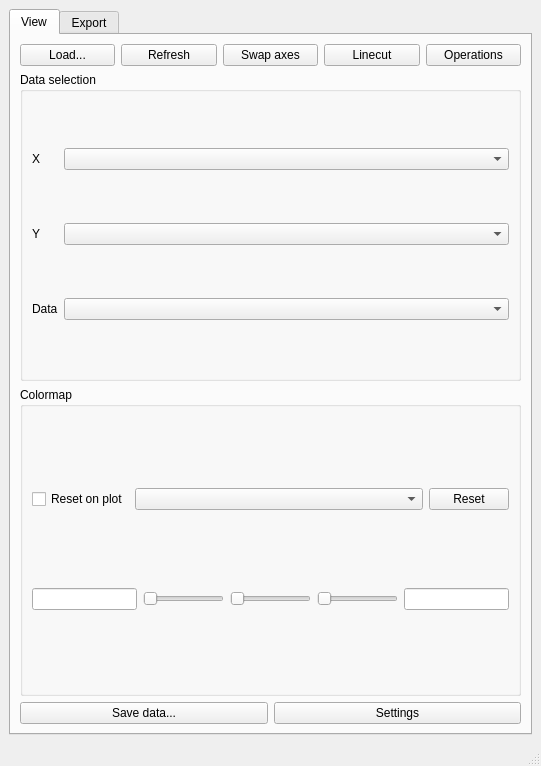
Before: the Qt Designer form qtplot/ui/main.ui in Rubenknex/qtplot, drawn with Qt 5.
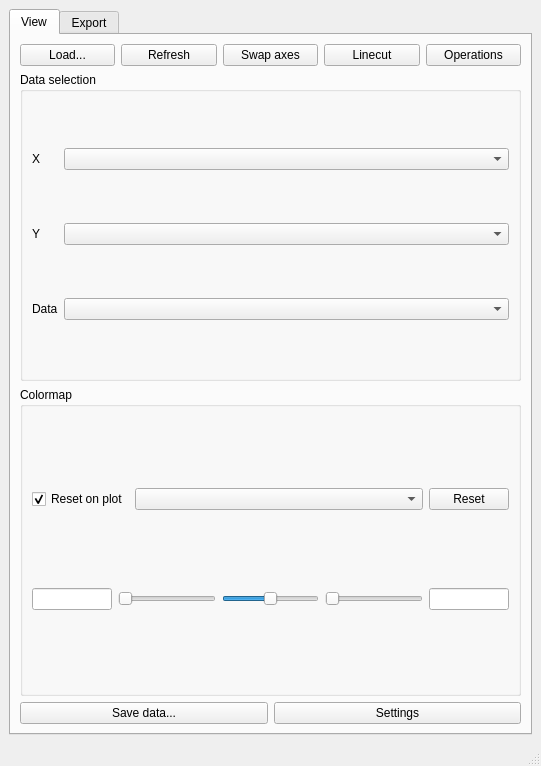
After: the same form once the commit is applied.

Commit message: feature: colormap is working

```diff
--- a/qtplot/ui/main.ui
+++ b/qtplot/ui/main.ui
@@ -139,6 +139,9 @@
                <property name="text">
                 <string>Reset on plot</string>
                </property>
+               <property name="checked">
+                <bool>true</bool>
+               </property>
               </widget>
              </item>
              <item>
@@ -163,7 +166,23 @@
            <item>
             <layout class="QHBoxLayout" name="horizontalLayout_9">
              <item>
-              <widget class="QLineEdit" name="le_colormap_min"/>
+              <widget class="QLineEdit" name="le_cmap_min">
+               <property name="enabled">
+                <bool>true</bool>
+               </property>
+               <property name="sizePolicy">
+                <sizepolicy hsizetype="Fixed" vsizetype="Fixed">
+                 <horstretch>0</horstretch>
+                 <verstretch>0</verstretch>
+                </sizepolicy>
+               </property>
+               <property name="maximumSize">
+                <size>
+                 <width>80</width>
+                 <height>16777215</height>
+                </size>
+               </property>
+              </widget>
              </item>
              <item>
               <widget class="QSlider" name="s_colormap_min">
@@ -173,7 +192,13 @@
               </widget>
              </item>
              <item>
-              <widget class="QSlider" name="s_colormap_gamma">
+              <widget class="QSlider" name="s_cmap_gamma">
+               <property name="minimum">
+                <number>-100</number>
+               </property>
+               <property name="maximum">
+                <number>100</number>
+               </property>
                <property name="orientation">
                 <enum>Qt::Horizontal</enum>
                </property>
@@ -187,7 +212,20 @@
               </widget>
              </item>
              <item>
-              <widget class="QLineEdit" name="le_colormap_max"/>
+              <widget class="QLineEdit" name="le_cmap_max">
+               <property name="sizePolicy">
+                <sizepolicy hsizetype="Fixed" vsizetype="Fixed">
+                 <horstretch>0</horstretch>
+                 <verstretch>0</verstretch>
+                </sizepolicy>
+               </property>
+               <property name="maximumSize">
+                <size>
+                 <width>80</width>
+                 <height>16777215</height>
+                </size>
+               </property>
+              </widget>
              </item>
             </layout>
            </item>
```
Left out of the diff: 6 changed lines with no effect on the pictures. The commit also changes 6 other files.
